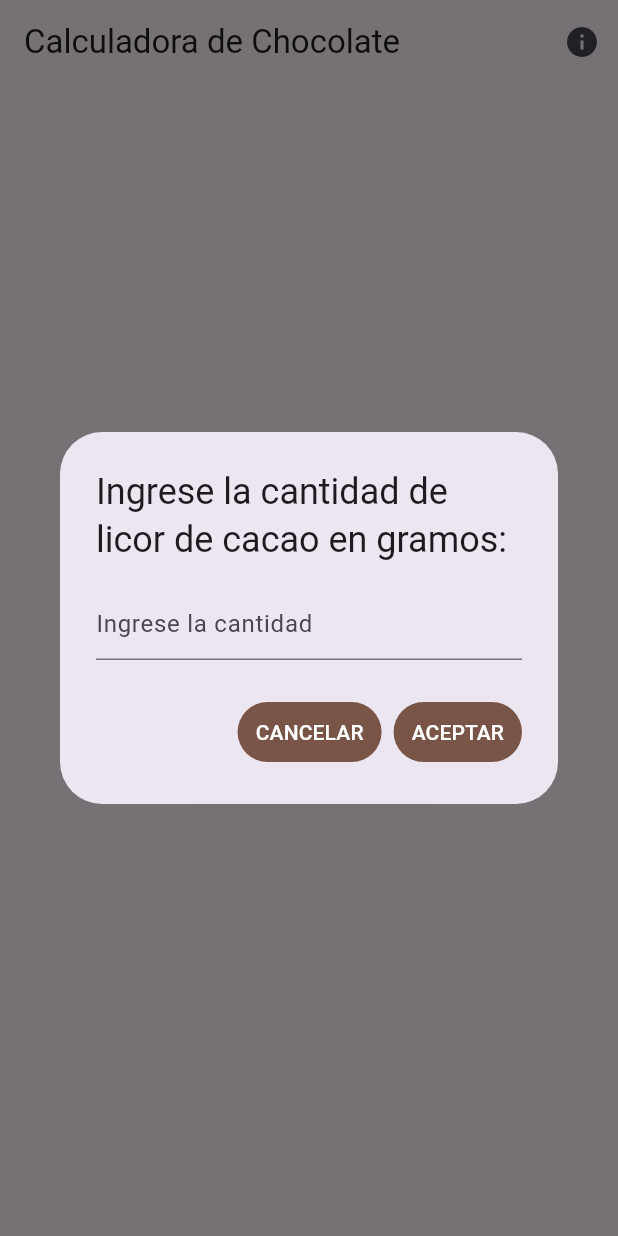
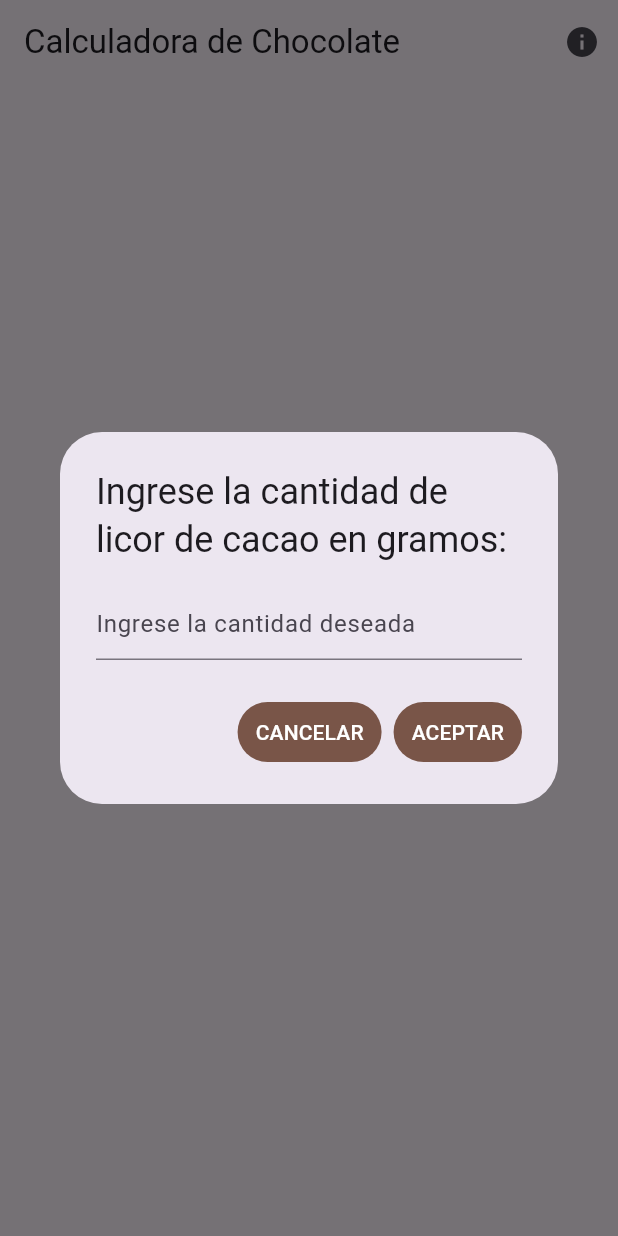
Before and after one commit to walamandra/caulculadora_choco_4, a Flutter app: the screen it shows after launch, after a tap on "Ingresar Datos", on a phone screen of 412 x 824 dp. Run offline on Flutter 3.47's test engine with Material 3 defaults, Android fonts, the phone set to English and light mode, and no system bars; our stand-ins replace shared_preferences.

Commit message:
nc
Actualizamos el comentario de la cantidad

```diff
--- a/lib/main.dart
+++ b/lib/main.dart
@@ -130,7 +130,7 @@ class _MyHomePageState extends State<MyHomePage> {
             controller: controller,
             keyboardType: TextInputType.number,
             decoration: InputDecoration(
-              hintText: 'Ingrese la cantidad',
+              hintText: 'Ingrese la cantidad deseada',
             ),
           ),
           actions: <Widget>[
```
